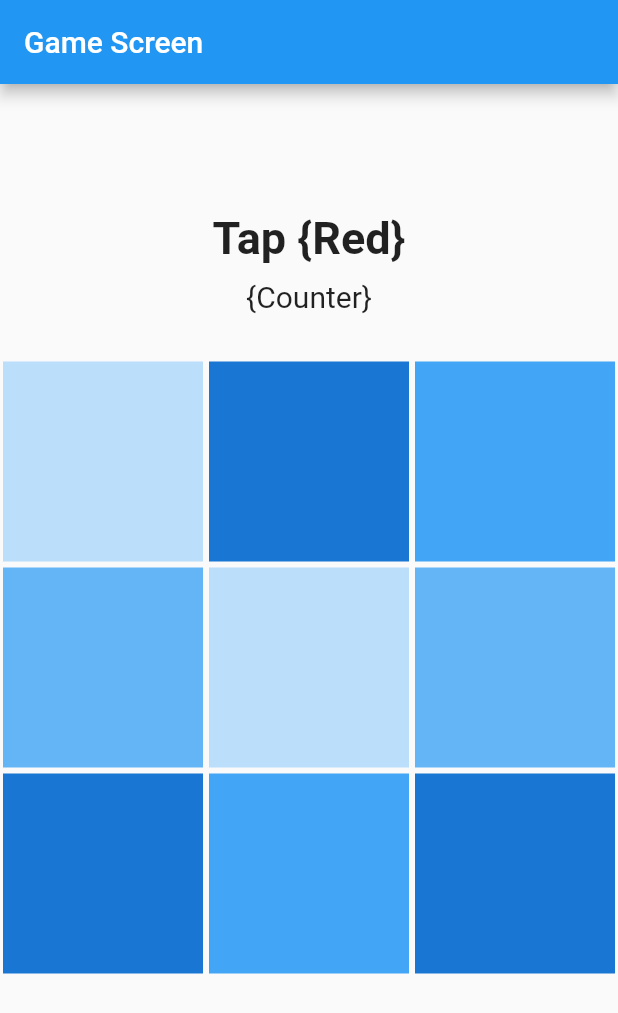
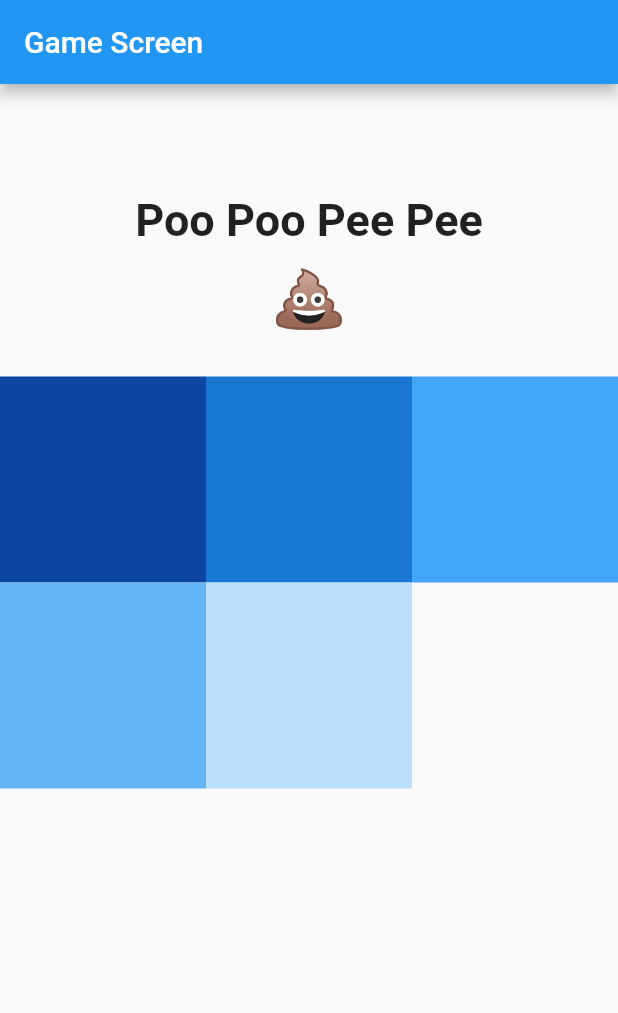
Before and after one commit to MatthieuNadeau96/right_brain_puzzle, a Flutter app: the screen it shows after launch, on a phone screen of 412 x 824 dp. Shown: the top 1013 px of the screen. Run offline on Flutter 3.47's test engine with Material 2 defaults, Android fonts, the phone set to English and light mode, and no system bars.

Commit message:
Added margin to colorCard when selected and removed the duplicates from the data

```diff
--- a/lib/data/data.dart
+++ b/lib/data/data.dart
@@ -4,38 +4,39 @@ import 'package:right_brain_puzzle/models/color_card.dart';
 int firstSelectedIndex = -1;
 int secondSelectedIndex = -1;
 
-List<ColorCard> getPairs() {
-  List<ColorCard> pairs = List<ColorCard>();
+List<ColorCard> getColorCards() {
+  List<ColorCard> colorCards = List<ColorCard>();
   ColorCard colorCard = ColorCard();
 
   //1
   colorCard.setColor(Colors.blue[100]);
-  pairs.add(colorCard);
-  pairs.add(colorCard);
+  colorCards.add(colorCard);
 
   colorCard = ColorCard();
 
   //2
   colorCard.setColor(Colors.blue[300]);
-  pairs.add(colorCard);
-  pairs.add(colorCard);
+  colorCards.add(colorCard);
 
   colorCard = ColorCard();
 
   //3
   colorCard.setColor(Colors.blue[400]);
-  pairs.add(colorCard);
-  pairs.add(colorCard);
+  colorCards.add(colorCard);
 
   colorCard = ColorCard();
 
   //4
   colorCard.setColor(Colors.blue[700]);
-  pairs.add(colorCard);
-  pairs.add(colorCard);
-  pairs.add(colorCard);
+  colorCards.add(colorCard);
 
   colorCard = ColorCard();
 
-  return pairs;
+  //4
+  colorCard.setColor(Colors.blue[900]);
+  colorCards.add(colorCard);
+
+  colorCard = ColorCard();
+
+  return colorCards;
 }
--- a/lib/screens/game_screen.dart
+++ b/lib/screens/game_screen.dart
@@ -8,13 +8,13 @@ class GameScreen extends StatefulWidget {
 }
 
 class _GameScreenState extends State<GameScreen> {
-  List<ColorCard> pairs = List<ColorCard>();
+  List<ColorCard> colorCards = List<ColorCard>();
 
   @override
   void initState() {
     super.initState();
-    pairs = getPairs();
-    pairs.shuffle();
+    colorCards = getColorCards();
+    colorCards.shuffle();
   }
 
   @override
@@ -28,7 +28,7 @@ class _GameScreenState extends State<GameScreen> {
           mainAxisAlignment: MainAxisAlignment.center,
           children: [
             Text(
-              'Tap {Red}',
+              'Poo Poo Pee Pee',
               style: TextStyle(
                 fontSize: 30,
                 fontWeight: FontWeight.w600,
@@ -36,9 +36,9 @@ class _GameScreenState extends State<GameScreen> {
             ),
             SizedBox(height: 10),
             Text(
-              '{Counter}',
+              '💩',
               style: TextStyle(
-                fontSize: 20,
+                fontSize: 40,
               ),
             ),
             SizedBox(height: 30),
@@ -49,7 +49,7 @@ class _GameScreenState extends State<GameScreen> {
                   crossAxisCount: 3,
                 ),
                 children: List.generate(
-                  pairs.length,
+                  colorCards.length,
                   (index) => GestureDetector(
                     onTap: () {
                       setState(() {
@@ -57,16 +57,23 @@ class _GameScreenState extends State<GameScreen> {
                           firstSelectedIndex = index;
                         } else {
                           secondSelectedIndex = index;
-                          _swap(pairs, firstSelectedIndex, secondSelectedIndex);
+                          _swap(colorCards, firstSelectedIndex,
+                              secondSelectedIndex);
                           firstSelectedIndex = -1;
                           secondSelectedIndex = -1;
                         }
                       });
                     },
-                    child: TileCard(
-                      index: index,
-                      color: pairs[index].getColor(),
-                      parent: this,
+                    child: Container(
+                      margin: (firstSelectedIndex != -1 &&
+                              firstSelectedIndex == index)
+                          ? EdgeInsets.all(10)
+                          : EdgeInsets.all(0),
+                      child: TileCard(
+                        index: index,
+                        color: colorCards[index].getColor(),
+                        parent: this,
+                      ),
                     ),
                   ),
                 ),
@@ -82,12 +89,14 @@ class _GameScreenState extends State<GameScreen> {
 class TileCard extends StatefulWidget {
   final Color color;
   int index;
+  bool isSelected;
   _GameScreenState parent;
 
   TileCard({
     this.color,
     this.index,
     this.parent,
+    this.isSelected,
   });
 
   @override
@@ -98,9 +107,8 @@ class _TileCardState extends State<TileCard> {
   @override
   Widget build(BuildContext context) {
     return Container(
-      height: 50,
-      width: 50,
-      margin: EdgeInsets.all(2),
+      // height: 50,
+      // width: 50,
       color: widget.color,
     );
   }
```
